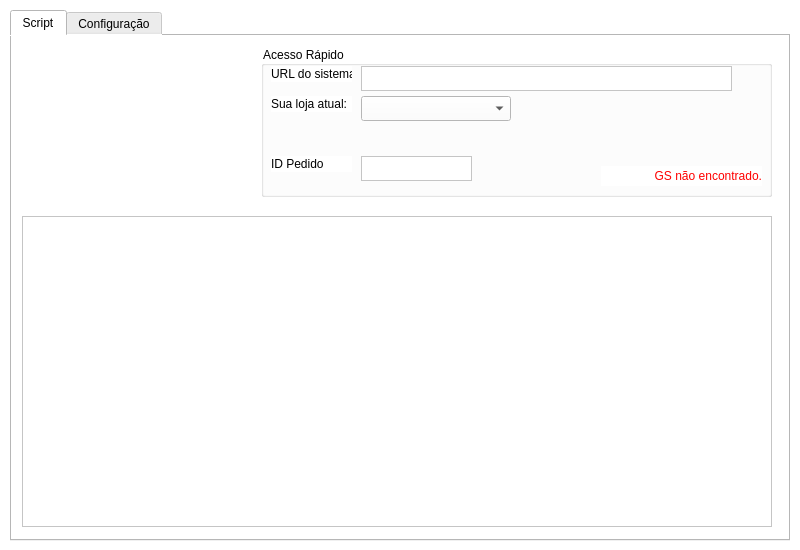
Before: the Qt Designer form assets/main.ui in ioisaque/ideyou-print, drawn with Qt 5.
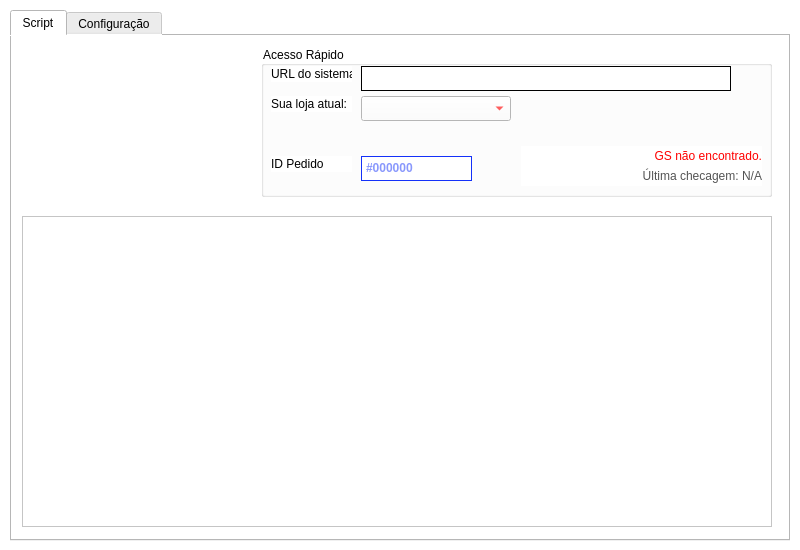
After: the same form once the commit is applied. Icons and pictures are not drawn.

Commit message: last checked label

The edit to the form file:
```diff
--- a/assets/main.ui
+++ b/assets/main.ui
@@ -199,7 +199,7 @@
         <rect>
          <x>100</x>
          <y>20</y>
-         <width>371</width>
+         <width>370</width>
          <height>25</height>
         </rect>
        </property>
@@ -209,6 +209,40 @@
          <verstretch>0</verstretch>
         </sizepolicy>
        </property>
+       <property name="maximumSize">
+        <size>
+         <width>370</width>
+         <height>25</height>
+        </size>
+       </property>
+       <property name="font">
+        <font>
+         <pointsize>12</pointsize>
+         <weight>75</weight>
+         <bold>true</bold>
+        </font>
+       </property>
+       <property name="cursor" stdset="0">
+        <cursorShape>IBeamCursor</cursorShape>
+       </property>
+       <property name="contextMenuPolicy">
+        <enum>Qt::NoContextMenu</enum>
+       </property>
+       <property name="styleSheet">
+        <string notr="true">font-weight: bold; color: #000;</string>
+       </property>
+       <property name="inputMethodHints">
+        <set>Qt::ImhNone</set>
+       </property>
+       <property name="frameShape">
+        <enum>QFrame::Box</enum>
+       </property>
+       <property name="frameShadow">
+        <enum>QFrame::Plain</enum>
+       </property>
+       <property name="verticalScrollBarPolicy">
+        <enum>Qt::ScrollBarAlwaysOff</enum>
+       </property>
        <property name="placeholderText">
         <string/>
        </property>
@@ -297,6 +331,18 @@
          <bold>true</bold>
         </font>
        </property>
+       <property name="cursor">
+        <cursorShape>PointingHandCursor</cursorShape>
+       </property>
+       <property name="contextMenuPolicy">
+        <enum>Qt::DefaultContextMenu</enum>
+       </property>
+       <property name="autoFillBackground">
+        <bool>false</bool>
+       </property>
+       <property name="styleSheet">
+        <string notr="true">font-weight: bold; color: #F00;</string>
+       </property>
        <property name="currentText">
         <string/>
        </property>
@@ -361,8 +407,32 @@
          <verstretch>0</verstretch>
         </sizepolicy>
        </property>
+       <property name="font">
+        <font>
+         <weight>75</weight>
+         <bold>true</bold>
+        </font>
+       </property>
+       <property name="cursor" stdset="0">
+        <cursorShape>IBeamCursor</cursorShape>
+       </property>
+       <property name="styleSheet">
+        <string notr="true">font-weight: bold; color: #1431f9;</string>
+       </property>
+       <property name="inputMethodHints">
+        <set>Qt::ImhNone</set>
+       </property>
+       <property name="frameShape">
+        <enum>QFrame::Box</enum>
+       </property>
+       <property name="frameShadow">
+        <enum>QFrame::Plain</enum>
+       </property>
+       <property name="verticalScrollBarPolicy">
+        <enum>Qt::ScrollBarAlwaysOff</enum>
+       </property>
        <property name="placeholderText">
-        <string/>
+        <string>#000000</string>
        </property>
       </widget>
       <widget class="QPushButton" name="btn_print">
@@ -415,12 +485,34 @@
         </size>
        </property>
       </widget>
-      <widget class="QLabel" name="gsv_label">
+      <widget class="QLabel" name="last_checked">
        <property name="geometry">
         <rect>
-         <x>340</x>
+         <x>260</x>
          <y>120</y>
-         <width>161</width>
+         <width>241</width>
+         <height>20</height>
+        </rect>
+       </property>
+       <property name="layoutDirection">
+        <enum>Qt::LeftToRight</enum>
+       </property>
+       <property name="styleSheet">
+        <string notr="true">color: #545454;</string>
+       </property>
+       <property name="text">
+        <string>Última checagem: N/A</string>
+       </property>
+       <property name="alignment">
+        <set>Qt::AlignRight|Qt::AlignTrailing|Qt::AlignVCenter</set>
+       </property>
+      </widget>
+      <widget class="QLabel" name="gsv_label">
+       <property name="geometry">
+        <rect>
+         <x>260</x>
+         <y>100</y>
+         <width>241</width>
          <height>20</height>
         </rect>
        </property>
```
Left out of the diff: 24 changed lines with no effect on the pictures. The commit also changes 1 other file.
